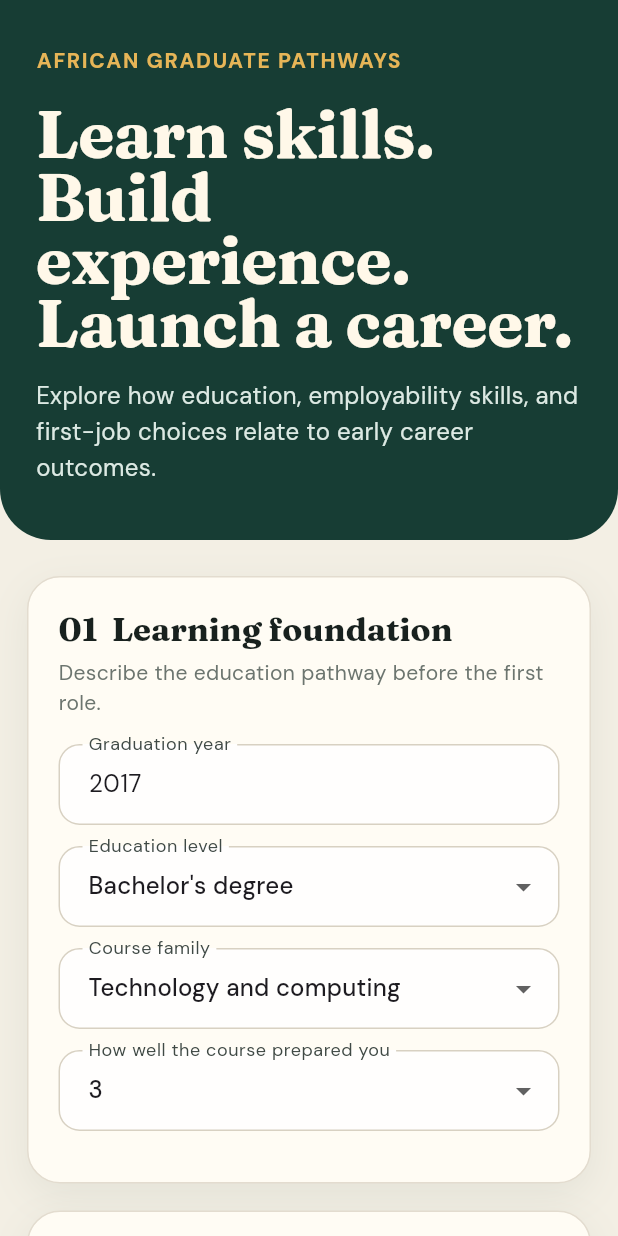
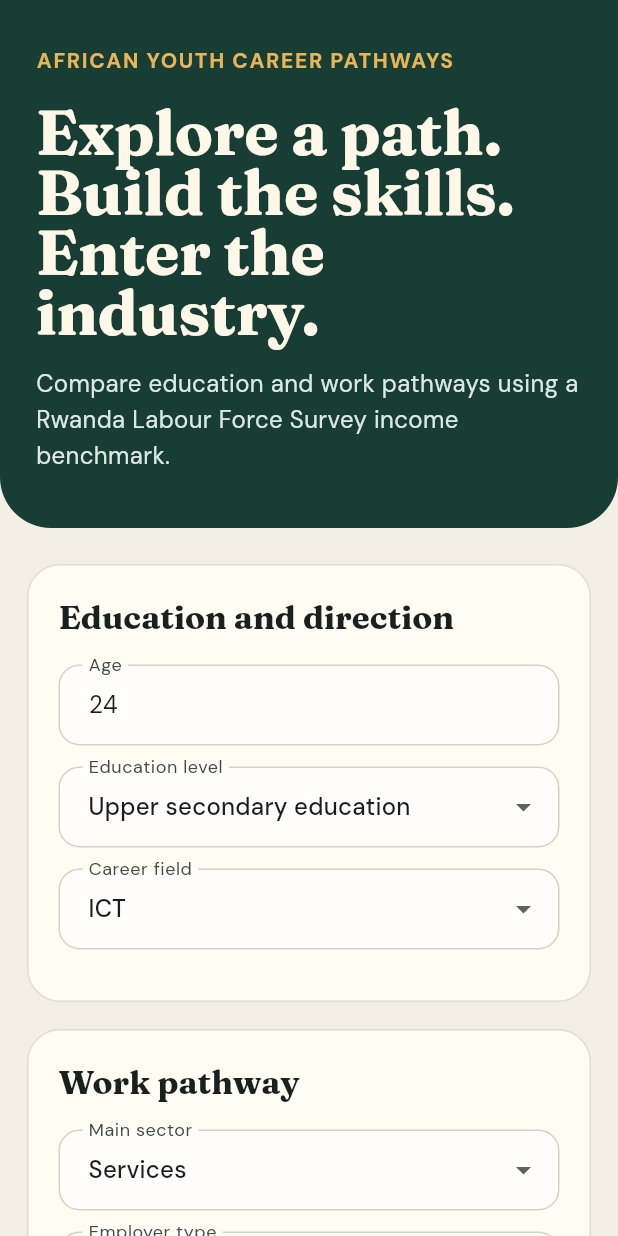
Before and after one commit to uwenayoallain/alu_africa_graduate_launch, a Flutter app: the screen it shows after launch, on a phone screen of 412 x 824 dp. Run offline on Flutter 3.47's test engine with Material 3 defaults, Android fonts, the phone set to English and light mode, and no system bars; our stand-ins replace google_fonts.

Commit message:
Adapt the mobile app to Rwanda survey inputs

```diff
--- a/summative/FlutterApp/lib/main.dart
+++ b/summative/FlutterApp/lib/main.dart
@@ -21,7 +21,7 @@
     final displayTheme = GoogleFonts.frauncesTextTheme();
 
     return MaterialApp(
-      title: 'African Graduate Launch',
+      title: 'African Youth Career Pathways',
       debugShowCheckedModeBanner: false,
       theme: ThemeData(
         useMaterial3: true,
--- a/summative/FlutterApp/lib/prediction_page.dart
+++ b/summative/FlutterApp/lib/prediction_page.dart
@@ -14,83 +14,76 @@ class PredictionPage extends StatefulWidget {
 class _PredictionPageState extends State<PredictionPage> {
   final _formKey = GlobalKey<FormState>();
   final _service = PredictionService();
-  final _graduationController = TextEditingController(text: '2017');
-  final _skillCountController = TextEditingController(text: '5');
+  final _ageController = TextEditingController(text: '24');
+  final _hoursController = TextEditingController(text: '40');
 
-  String _education = "Bachelor's degree";
-  String _course = 'Technology and computing';
-  String _jobLevel = 'Entry level';
-  String _sector = 'Technology and telecommunications';
-  String _qualification = 'Gave an advantage';
-  String _nysc = 'No';
-  int _preparationScore = 3;
-  bool _problemSolving = true;
-  bool _communication = true;
+  String _education = 'Upper secondary education';
+  String _career = 'ICT';
+  String _sector = 'Services';
+  String _employer = 'Private business or VUP';
+  String _contract = 'Written contract';
+  String _residence = 'Urban';
+  String _province = 'Kigali city';
   bool _loading = false;
   PredictionResult? _result;
   String? _error;
 
   static const educationLevels = [
-    'Ordinary National Diploma (OND)',
-    'Higher National Diploma (HND)',
-    "Bachelor's degree",
-    "Master's degree",
-    'MBA degree',
-    'PhD/Doctorate degree',
+    'No formal education',
+    'Pre-primary',
+    'Primary education',
+    'Lower secondary education',
+    'Upper secondary education',
+    'Tertiary education',
   ];
-  static const courseGroups = [
-    'Technology and computing',
-    'Engineering and built environment',
-    'Business and economics',
-    'Health and life sciences',
-    'Social sciences',
-    'Arts, communication and humanities',
-    'Law',
-    'Education',
+
+  static const careerFields = [
+    'ICT',
+    'Science and engineering',
+    'Education, health and social services',
+    'Business, management and office work',
+    'Sales and services',
+    'Skilled trades and operators',
+    'Agriculture',
+    'Elementary and other work',
+  ];
+
+  static const employerTypes = [
+    'Private business or VUP',
+    'Public institution',
+    'Public-private enterprise',
+    'Household',
+    'Cooperative',
+    'NGO or international organisation',
     'Other',
   ];
-  static const jobLevels = [
-    'Entry level',
-    'Clerical and administrative',
-    'Experienced/professional',
-    'Managerial',
-    'Executive',
+
+  static const provinces = [
+    'Kigali city',
+    'Eastern Province',
+    'Northern Province',
+    'Southern Province',
+    'Western Province',
   ];
-  static const sectors = [
-    'Technology and telecommunications',
-    'Finance and consulting',
-    'Engineering, construction and energy',
-    'Education',
-    'Health',
-    'Media, marketing and creative',
-    'Public and nonprofit',
-    'Trade and services',
-    'Other',
-  ];
-  static const qualificationRequirements = [
-    'Formal requirement',
-    'Gave an advantage',
-    'Not required',
-    'Unknown',
-  ];
+
   @override
   void dispose() {
-    _graduationController.dispose();
-    _skillCountController.dispose();
+    _ageController.dispose();
+    _hoursController.dispose();
     super.dispose();
   }
 
-  String? _validateInteger(
-    String? value, {
-    required int minimum,
-    required int maximum,
-    required String label,
-  }) {
+  String? _numberError(
+    String? value,
+    String label,
+    double minimum,
+    double maximum,
+  ) {
     if (value == null || value.trim().isEmpty) return '$label is required';
-    final number = int.tryParse(value);
-    if (number == null) return 'Enter a whole number';
+    final number = double.tryParse(value);
+    if (number == null) return 'Enter a number';
     if (number < minimum || number > maximum) {
-      return 'Use a value from $minimum to $maximum';
+      return 'Use a value from ${minimum.round()} to ${maximum.round()}';
     }
     return null;
   }
@@ -98,15 +91,7 @@ class _PredictionPageState extends State<PredictionPage> {
   Future<void> _predict() async {
     FocusScope.of(context).unfocus();
     if (!_formKey.currentState!.validate()) return;
-    final skillCount = int.parse(_skillCountController.text);
-    final selectedSkills = (_problemSolving ? 1 : 0) + (_communication ? 1 : 0);
-    if (skillCount < selectedSkills) {
-      setState(() {
-        _error = 'Skill count cannot be lower than the selected skill groups.';
-        _result = null;
-      });
-      return;
-    }
+
     setState(() {
       _loading = true;
       _error = null;
@@ -114,17 +99,15 @@ class _PredictionPageState extends State<PredictionPage> {
     });
 
     final payload = {
-      'graduation_year': int.parse(_graduationController.text),
+      'age': int.parse(_ageController.text),
       'education_level': _education,
-      'course_group': _course,
-      'first_job_level': _jobLevel,
-      'first_job_sector': _sector,
-      'qualification_requirement': _qualification,
-      'first_job_via_nysc': _nysc,
-      'course_preparation_score': _preparationScore,
-      'employability_skill_count': skillCount,
-      'problem_solving_skill': _problemSolving,
-      'communication_skill': _communication,
+      'career_field': _career,
+      'main_sector': _sector,
+      'employer_type': _employer,
+      'contract_type': _contract,
+      'weekly_hours': double.parse(_hoursController.text),
+      'residence': _residence,
+      'province': _province,
     };
 
     try {
@@ -153,105 +136,64 @@ class _PredictionPageState extends State<PredictionPage> {
                     key: _formKey,
                     child: Column(
                       children: [
-                        _section(
-                          '01',
-                          'Learning foundation',
-                          'Describe the education pathway before the first role.',
-                          [
-                            _pair(
-                              _integerField(
-                                _graduationController,
-                                'Graduation year',
-                                2013,
-                                2017,
-                              ),
+                        _section('Education and direction', [
+                          _numberField(_ageController, 'Age', 16, 30),
                           _dropdown(
                             'Education level',
                             _education,
                             educationLevels,
                             (value) => setState(() => _education = value),
                           ),
+                          _dropdown(
+                            'Career field',
+                            _career,
+                            careerFields,
+                            (value) => setState(() => _career = value),
                           ),
+                        ]),
+                        const SizedBox(height: 18),
+                        _section('Work pathway', [
                           _dropdown(
-                              'Course family',
-                              _course,
-                              courseGroups,
-                              (value) => setState(() => _course = value),
-                            ),
-                            _dropdown(
-                              'How well the course prepared you',
-                              _preparationScore.toString(),
-                              const ['1', '2', '3', '4'],
-                              (value) => setState(
-                                () => _preparationScore = int.parse(value),
-                              ),
-                            ),
-                          ],
-                        ),
-                        const SizedBox(height: 18),
-                        _section(
-                          '02',
-                          'First opportunity',
-                          'Compare possible entry roles and sectors.',
-                          [
-                            _dropdown(
-                              'First-job level',
-                              _jobLevel,
-                              jobLevels,
-                              (value) => setState(() => _jobLevel = value),
-                            ),
-                            _dropdown(
-                              'Target sector',
+                            'Main sector',
                             _sector,
-                              sectors,
+                            const ['Agriculture', 'Industry', 'Services'],
                             (value) => setState(() => _sector = value),
                           ),
                           _dropdown(
-                              'Qualification requirement',
-                              _qualification,
-                              qualificationRequirements,
-                              (value) => setState(() => _qualification = value),
+                            'Employer type',
+                            _employer,
+                            employerTypes,
+                            (value) => setState(() => _employer = value),
                           ),
                           _dropdown(
-                              'First role came through NYSC',
-                              _nysc,
-                              const ['Yes', 'No', 'Not completed'],
-                              (value) => setState(() => _nysc = value),
+                            'Contract type',
+                            _contract,
+                            const ['Oral agreement', 'Written contract'],
+                            (value) => setState(() => _contract = value),
                           ),
-                          ],
+                          _numberField(
+                            _hoursController,
+                            'Usual weekly hours',
+                            1,
+                            118,
                           ),
-                        const SizedBox(height: 18),
-                        _section(
-                          '03',
-                          'Job-ready experience',
-                          'Describe the transferable skills from your studies.',
-                          [
-                            _integerField(
-                              _skillCountController,
-                              'Employability skills represented',
-                              0,
-                              6,
+                          _dropdown(
+                            'Residence',
+                            _residence,
+                            const ['Rural', 'Urban'],
+                            (value) => setState(() => _residence = value),
                           ),
-                            _skillSwitch(
-                              'Problem-solving skill',
-                              'Ability to solve complex problems.',
-                              _problemSolving,
-                              (value) =>
-                                  setState(() => _problemSolving = value),
+                          _dropdown(
+                            'Province',
+                            _province,
+                            provinces,
+                            (value) => setState(() => _province = value),
                           ),
-                            _skillSwitch(
-                              'Communication skill',
-                              'Written or spoken communication.',
-                              _communication,
-                              (value) => setState(() => _communication = value),
-                            ),
-                          ],
-                        ),
+                        ]),
                         const SizedBox(height: 24),
                         SizedBox(
                           width: double.infinity,
                           child: FilledButton.icon(
-                            key: const Key('predictButton'),
                             onPressed: _loading ? null : _predict,
                             icon: _loading
                                 ? const SizedBox(
@@ -273,8 +215,12 @@ class _PredictionPageState extends State<PredictionPage> {
                         ),
                         const SizedBox(height: 18),
                         if (_result != null) _resultCard(_result!),
-                        if (_error != null) _errorCard(_error!),
-                        if (_result == null && _error == null) _emptyCard(),
+                        if (_error != null) _messageCard(_error!, true),
+                        if (_result == null && _error == null)
+                          _messageCard(
+                            'Your estimated monthly income will appear here.',
+                            false,
+                          ),
                       ],
                     ),
                   ),
@@ -304,7 +250,7 @@ class _PredictionPageState extends State<PredictionPage> {
                 crossAxisAlignment: CrossAxisAlignment.start,
                 children: [
                   const Text(
-                    'AFRICAN GRADUATE PATHWAYS',
+                    'AFRICAN YOUTH CAREER PATHWAYS',
                     style: TextStyle(
                       color: Color(0xFFE6B557),
                       fontWeight: FontWeight.w800,
@@ -313,15 +259,15 @@ class _PredictionPageState extends State<PredictionPage> {
                   ),
                   const SizedBox(height: 18),
                   Text(
-                    'Learn skills.\nBuild experience.\nLaunch a career.',
+                    'Explore a path.\nBuild the skills.\nEnter the industry.',
                     style: Theme.of(
                       context,
-                    ).textTheme.displayLarge?.copyWith(fontSize: 44),
+                    ).textTheme.displayLarge?.copyWith(fontSize: 42),
                   ),
                   const SizedBox(height: 16),
                   const Text(
-                    'Explore how education, employability skills, '
-                    'and first-job choices relate to early career outcomes.',
+                    'Compare education and work pathways using a Rwanda '
+                    'Labour Force Survey income benchmark.',
                     style: TextStyle(
                       color: Color(0xFFDCE9E3),
                       height: 1.5,
@@ -337,12 +283,7 @@ class _PredictionPageState extends State<PredictionPage> {
     );
   }
 
-  Widget _section(
-    String number,
-    String title,
-    String note,
-    List<Widget> children,
-  ) {
+  Widget _section(String title, List<Widget> children) {
     return Container(
       width: double.infinity,
       padding: const EdgeInsets.all(20),
@@ -350,23 +291,11 @@ class _PredictionPageState extends State<PredictionPage> {
         color: const Color(0xFFFFFCF4),
         borderRadius: BorderRadius.circular(22),
         border: Border.all(color: const Color(0xFFE3DCCF)),
-        boxShadow: const [
-          BoxShadow(
-            color: Color(0x110D2D25),
-            blurRadius: 22,
-            offset: Offset(0, 8),
-          ),
-        ],
       ),
       child: Column(
         crossAxisAlignment: CrossAxisAlignment.start,
         children: [
-          Text(
-            '$number  $title',
-            style: Theme.of(context).textTheme.titleLarge,
-          ),
-          const SizedBox(height: 5),
-          Text(note, style: const TextStyle(color: Color(0xFF6C756F))),
+          Text(title, style: Theme.of(context).textTheme.titleLarge),
           const SizedBox(height: 18),
           ...children.expand((child) => [child, const SizedBox(height: 14)]),
         ],
@@ -398,63 +327,24 @@ class _PredictionPageState extends State<PredictionPage> {
     );
   }
 
-  Widget _integerField(
+  Widget _numberField(
     TextEditingController controller,
     String label,
-    int minimum,
-    int maximum,
+    double minimum,
+    double maximum,
   ) {
     return TextFormField(
       controller: controller,
       keyboardType: TextInputType.number,
       decoration: InputDecoration(labelText: label),
-      validator: (value) => _validateInteger(
-        value,
-        minimum: minimum,
-        maximum: maximum,
-        label: label,
-      ),
-    );
-  }
-
-  Widget _skillSwitch(
-    String title,
-    String subtitle,
-    bool value,
-    ValueChanged<bool> onChanged,
-  ) {
-    return SwitchListTile.adaptive(
-      contentPadding: EdgeInsets.zero,
-      title: Text(title),
-      subtitle: Text(subtitle),
-      value: value,
-      activeTrackColor: GraduateLaunchApp.forest.withValues(alpha: .55),
-      onChanged: onChanged,
-    );
-  }
-
-  Widget _pair(Widget first, Widget second) {
-    return LayoutBuilder(
-      builder: (context, constraints) {
-        if (constraints.maxWidth < 540) {
-          return Column(children: [first, const SizedBox(height: 14), second]);
-        }
-        return Row(
-          crossAxisAlignment: CrossAxisAlignment.start,
-          children: [
-            Expanded(child: first),
-            const SizedBox(width: 14),
-            Expanded(child: second),
-          ],
-        );
-      },
+      validator: (value) => _numberError(value, label, minimum, maximum),
     );
   }
 
   Widget _resultCard(PredictionResult result) {
-    final number = NumberFormat.currency(
-      locale: 'en_NG',
-      symbol: '₦',
+    final money = NumberFormat.currency(
+      locale: 'en',
+      symbol: 'RWF ',
       decimalDigits: 0,
     );
     return Container(
@@ -468,7 +358,7 @@ class _PredictionPageState extends State<PredictionPage> {
         crossAxisAlignment: CrossAxisAlignment.start,
         children: [
           const Text(
-            'HISTORICAL FIRST-JOB BENCHMARK',
+            'ESTIMATED MONTHLY INCOME',
             style: TextStyle(
               color: Color(0xFFE6B557),
               fontWeight: FontWeight.w800,
@@ -477,14 +367,14 @@ class _PredictionPageState extends State<PredictionPage> {
           ),
           const SizedBox(height: 8),
           Text(
-            number.format(result.incomeNgn),
+            money.format(result.incomeRwf),
             style: Theme.of(context).textTheme.headlineMedium?.copyWith(
               color: Colors.white,
-              fontSize: 42,
+              fontSize: 40,
             ),
           ),
           Text(
-            'per month in 2018 · ${result.incomeBand}',
+            result.incomeBand,
             style: const TextStyle(color: Color(0xFFDCE9E3)),
           ),
           const Divider(height: 30, color: Color(0x557FA496)),
@@ -497,22 +387,15 @@ class _PredictionPageState extends State<PredictionPage> {
     );
   }
 
-  Widget _errorCard(String error) {
+  Widget _messageCard(String message, bool error) {
     return Container(
       width: double.infinity,
       padding: const EdgeInsets.all(18),
       decoration: BoxDecoration(
-        color: const Color(0xFFFFE8DF),
+        color: error ? const Color(0xFFFFE8DF) : Colors.transparent,
         borderRadius: BorderRadius.circular(18),
       ),
-      child: Text(error),
-    );
-  }
-
-  Widget _emptyCard() {
-    return const Padding(
-      padding: EdgeInsets.all(12),
-      child: Text('The first-job pathway benchmark will appear here.'),
+      child: Text(message),
     );
   }
 }
--- a/summative/FlutterApp/lib/prediction_service.dart
+++ b/summative/FlutterApp/lib/prediction_service.dart
@@ -4,19 +4,18 @@ import 'package:http/http.dart' as http;
 
 class PredictionResult {
   const PredictionResult({
-    required this.incomeNgn,
+    required this.incomeRwf,
     required this.incomeBand,
     required this.programUse,
   });
 
-  final double incomeNgn;
+  final double incomeRwf;
   final String incomeBand;
   final String programUse;
 
   factory PredictionResult.fromJson(Map<String, dynamic> json) {
     return PredictionResult(
-      incomeNgn: (json['predicted_first_monthly_income_ngn_2018'] as num)
-          .toDouble(),
+      incomeRwf: (json['predicted_monthly_income_rwf'] as num).toDouble(),
       incomeBand: json['income_band'] as String,
       programUse: json['program_use'] as String,
     );
```
Lines whose indentation alone changed are shown as unchanged.
